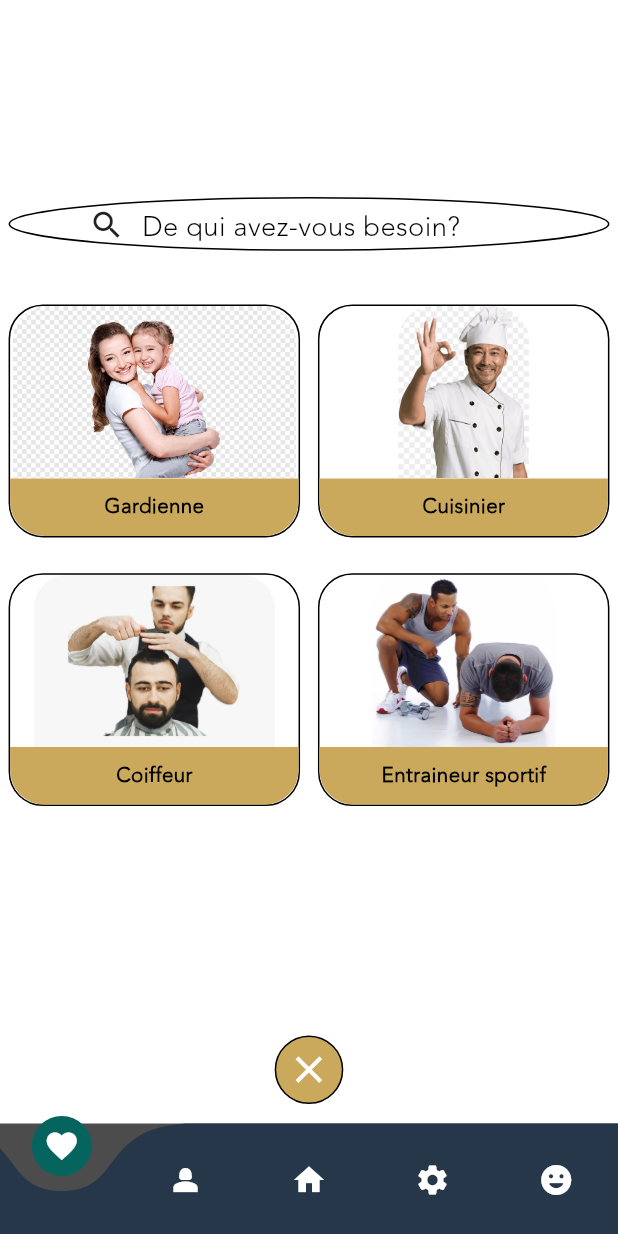
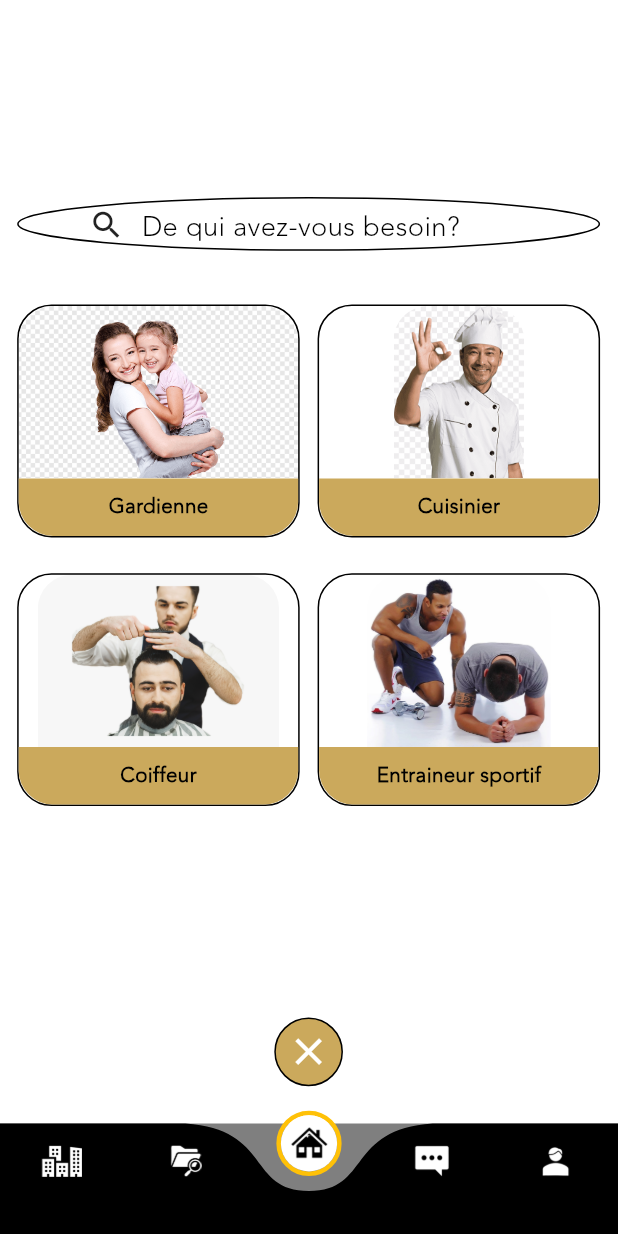
Before and after one commit to maazkhurshid60/bips-app, a Flutter app: the DashboardView screen opened directly, after a tap on "De qui avez-vous besoin?", on a phone screen of 412 x 824 dp. Run offline on Flutter 3.47's test engine with Material 3 defaults, Android fonts, the phone set to English and light mode, and no system bars; drawn by our look-alikes of curved_navigation_bar; our stand-ins replace flutter_screenutil, get.

Commit message:
chnages done

```diff
--- a/lib/app/modules/dashboard/controllers/dashboard_controller.dart
+++ b/lib/app/modules/dashboard/controllers/dashboard_controller.dart
@@ -6,6 +6,7 @@ import 'package:get/get.dart';
 class DashboardController extends GetxController {
   // -----------dashbboard main section start-----------
   RxInt activePage = 0.obs;
+  RxInt activeBottomIndex = 2.obs;
   // -----------dashbboard main section end-------------
   // -----------Home main section start-----------------
   // -----------Home main section end-------------------
--- a/lib/app/modules/dashboard/views/bonos_view.dart
+++ b/lib/app/modules/dashboard/views/bonos_view.dart
@@ -12,7 +12,7 @@ class BonosView extends GetView<DashboardController> {
   @override
   Widget build(BuildContext context) {
     return Container(
-      padding: EdgeInsets.symmetric(horizontal: 5.w, vertical: 5.h),
+      padding: EdgeInsets.only(left: 10.w,right:10.h, top: 10.h, bottom:20.h),
       child:  Column(
         mainAxisAlignment: MainAxisAlignment.spaceBetween,
         crossAxisAlignment: CrossAxisAlignment.center,
--- a/lib/app/modules/dashboard/views/cashprice_view.dart
+++ b/lib/app/modules/dashboard/views/cashprice_view.dart
@@ -12,7 +12,7 @@ class CashPriceView extends GetView<DashboardController> {
   @override
   Widget build(BuildContext context) {
     return Container(
-      padding: EdgeInsets.symmetric(horizontal: 10.w, vertical: 10.h),
+      padding: EdgeInsets.only(left: 10.w,right:10.h, top: 10.h, bottom:20.h),
       child: Column(
         children: [
           SizedBox(height: 50.h),
--- a/lib/app/modules/dashboard/views/credibility_view.dart
+++ b/lib/app/modules/dashboard/views/credibility_view.dart
@@ -12,7 +12,7 @@ class CredibilityView extends GetView<DashboardController> {
   @override
   Widget build(BuildContext context) {
     return Container(
-      padding: EdgeInsets.symmetric(horizontal: 10.w, vertical: 5.h),
+      padding: EdgeInsets.only(left: 10.w,right:10.h, top: 10.h, bottom:20.h),
       child:  Column(
         children: [
           SizedBox(height: 50.h),
--- a/lib/app/modules/dashboard/views/dashboard_view.dart
+++ b/lib/app/modules/dashboard/views/dashboard_view.dart
@@ -1,7 +1,8 @@
 
 import 'package:bips_app/app/modules/dashboard/views/home_sub_view.dart';
-import 'package:curved_navigation_bar/curved_navigation_bar.dart';
+import 'package:bips_app/app/widgets/custom_bottom_nav_bar.dart';
 import 'package:flutter/material.dart';
+import 'package:flutter_screenutil/flutter_screenutil.dart';
 import 'package:get/get.dart';
 
 import '../controllers/dashboard_controller.dart';
@@ -10,27 +11,30 @@ class DashboardView extends GetView<DashboardController> {
   const DashboardView({super.key});
   @override
   Widget build(BuildContext context) {
-    return Scaffold(
+    return Obx(() =>  Scaffold(
       backgroundColor: Colors.white,
       resizeToAvoidBottomInset: false,
-      bottomNavigationBar: CurvedNavigationBar(
+      bottomNavigationBar: CustomCurvedNavigationBar(
 
-        buttonBackgroundColor: const Color.fromARGB(255, 6, 100, 94),
-     color: const Color(0xff263749),
-    backgroundColor: Colors.black.withOpacity(0.7),
-  index: 2,
-    items: const <Widget>[
-      Icon(Icons.favorite, color: Colors.white),
-      Icon(Icons.person_2, color: Colors.white),
-      Icon(Icons.home, color: Colors.white),
-      Icon(Icons.settings, color: Colors.white),
-      Icon(Icons.tag_faces_rounded, color: Colors.white),
+        buttonBackgroundColor:Colors.white,
+     color: Colors.black,
+    backgroundColor: Colors.black.withOpacity(0.5),
+
+  index: controller.activeBottomIndex.value,
+    items:  <Widget>[
+      Image.asset("assets/images/chart.png",color:controller.activeBottomIndex.value==0? null: Colors.white, height: 18.h),
+      Image.asset("assets/images/folder.png",color:controller.activeBottomIndex.value==1? null:  Colors.white, height: 18.h),
+      Image.asset("assets/images/home.png",color:controller.activeBottomIndex.value==2? null: Colors.white, height: 18.h),
+      Image.asset("assets/images/messages.png",color:controller.activeBottomIndex.value==3? null: Colors.white, height: 18.h),
+      Image.asset("assets/images/user.png",color:controller.activeBottomIndex.value==4? null: Colors.white, height: 18.h),
+
     ],
     onTap: (index){
+      controller.activeBottomIndex.value = index;
 
     },
   ),
       body: const HomeSubViewss()
-    );
+    ));
   }
 }
--- a/lib/app/modules/dashboard/views/home_sub_view.dart
+++ b/lib/app/modules/dashboard/views/home_sub_view.dart
@@ -18,23 +18,23 @@ class HomeSubViewss extends GetView<DashboardController> {
   Widget build(BuildContext context) {
     return Obx(() {
      if (controller.activePage.value == 1) {
-        return const Expanded(child: SearchView());
+        return const SearchView();
       } else if (controller.activePage.value == 2) {
-        return const Expanded(child: NotifcationView());
+        return const NotifcationView();
       } else if (controller.activePage.value == 3) {
-        return const Expanded(child: BonosView());
+        return const BonosView();
       } else if (controller.activePage.value == 4) {
-        return const Expanded(child: CashPriceView());
+        return const CashPriceView();
       } else if (controller.activePage.value == 5) {
-        return const Expanded(child: LocationView());
+        return const LocationView();
       } else if (controller.activePage.value == 6) {
-        return const Expanded(child: MoreOptionView());
+        return const MoreOptionView();
       } else if (controller.activePage.value == 7) {
-        return const Expanded(child: SwitcherView());
+        return const SwitcherView();
       } else if (controller.activePage.value == 8) {
-        return const Expanded(child: CredibilityView());
+        return const CredibilityView();
       } else {
-        return const Expanded(child: HomeView());
+        return const HomeView();
       }
     });
   }
--- a/lib/app/modules/dashboard/views/home_view.dart
+++ b/lib/app/modules/dashboard/views/home_view.dart
@@ -12,7 +12,7 @@ class HomeView extends GetView<DashboardController> {
   Widget build(BuildContext context) {
     return Container(
       height: double.infinity,
-      padding: EdgeInsets.only(top: 40.h),
+      padding: EdgeInsets.only(top: 45.h, right: 5.w),
       decoration: const BoxDecoration(
           color: Colors.black,
           image: DecorationImage(
@@ -101,7 +101,7 @@ class HomeView extends GetView<DashboardController> {
                 ),
                 const Spacer(),
                 Padding(
-                  padding: EdgeInsets.only(bottom: 15.h, right: 8.w),
+                  padding: EdgeInsets.only(bottom: 15.h, right: 5.w),
                   child: Column(
                     children: [
                       GestureDetector(
--- a/lib/app/modules/dashboard/views/location_view.dart
+++ b/lib/app/modules/dashboard/views/location_view.dart
@@ -11,7 +11,7 @@ class LocationView extends GetView<DashboardController> {
   @override
   Widget build(BuildContext context) {
     return Container(
-      padding: EdgeInsets.symmetric(horizontal: 5.w, vertical: 5.h),
+      padding: EdgeInsets.only(left: 10.w,right:10.h, top: 10.h, bottom:20.h),
       child: Column(
         children: [
           SizedBox(height: 45.h),
--- a/lib/app/modules/dashboard/views/more_option_view.dart
+++ b/lib/app/modules/dashboard/views/more_option_view.dart
@@ -12,7 +12,7 @@ class MoreOptionView extends GetView<DashboardController> {
   @override
   Widget build(BuildContext context) {
     return Container(
-      padding: EdgeInsets.symmetric(horizontal: 10.w, vertical: 20.h),
+      padding: EdgeInsets.only(left: 10.w,right:10.h, top: 10.h, bottom:20.h),
       child: Column(
         mainAxisAlignment: MainAxisAlignment.spaceBetween,
         children: [
@@ -20,7 +20,7 @@ class MoreOptionView extends GetView<DashboardController> {
               height: 200.h,
               child: Column(
                 children: [
-                  SizedBox(height: 30.h),
+                  SizedBox(height: 50.h),
                   Row(
                     mainAxisAlignment: MainAxisAlignment.spaceBetween,
                     crossAxisAlignment: CrossAxisAlignment.center,
--- a/lib/app/modules/dashboard/views/notification_view.dart
+++ b/lib/app/modules/dashboard/views/notification_view.dart
@@ -12,7 +12,7 @@ class NotifcationView extends GetView<DashboardController> {
   @override
   Widget build(BuildContext context) {
     return Container(
-      padding: EdgeInsets.symmetric(horizontal: 5.w, vertical: 10.h),
+      padding: EdgeInsets.only(left: 5.w,right:5.w, top: 15.h, bottom:20.h),
       child: Column(
         children: [
           SizedBox(height: 30.h),
--- a/lib/app/modules/dashboard/views/search_view.dart
+++ b/lib/app/modules/dashboard/views/search_view.dart
@@ -13,7 +13,7 @@ class SearchView extends GetView<DashboardController> {
     return Scaffold(
       backgroundColor: Colors.white,
       body: Container(
-        padding: EdgeInsets.symmetric(vertical:  10.h, horizontal: 5.w),
+        padding: EdgeInsets.only(left: 10.w,right:10.h, top: 10.h, bottom:20.h),
         height: double.infinity,
         child: Column(
           mainAxisAlignment: MainAxisAlignment.center,
--- a/lib/app/modules/dashboard/views/switcher_view.dart
+++ b/lib/app/modules/dashboard/views/switcher_view.dart
@@ -12,7 +12,7 @@ class SwitcherView extends GetView<DashboardController> {
   @override
   Widget build(BuildContext context) {
     return Container(
-      padding: EdgeInsets.symmetric(horizontal: 10.w, vertical: 5.h),
+      padding: EdgeInsets.only(left: 10.w,right:10.h, top: 10.h, bottom:20.h),
       child: Column(
         children: [
           SizedBox(height: 50.h),
--- a/lib/app/modules/splash/views/splash_view.dart
+++ b/lib/app/modules/splash/views/splash_view.dart
@@ -42,7 +42,7 @@ class Text1Widget extends StatelessWidget {
       crossAxisAlignment: CrossAxisAlignment.center,
       children: [
 
-        Text("Bienvenue!", style: AppTextStyle.slogenTextStyleGeneral.copyWith(fontSize: 50.sp))
+        Text("Bienvenue!", style: AppTextStyle.slogenTextStyleGeneral.copyWith(fontSize: 60.sp))
       ],
     );
   }
--- /dev/null
+++ b/lib/app/widgets/custom_bottom_nav_bar.dart
@@ -0,0 +1,219 @@
+import 'dart:math';
+
+import 'package:bips_app/app/widgets/custom_cliper.dart';
+import 'package:bips_app/app/widgets/custom_nav_painter.dart';
+import 'package:bips_app/app/widgets/custom_navbar_button.dart';
+import 'package:flutter/material.dart';
+
+
+
+typedef _LetIndexPage = bool Function(int value);
+
+class CustomCurvedNavigationBar extends StatefulWidget {
+  final List<Widget> items;
+  final int index;
+  final Color color;
+  final Color? buttonBackgroundColor;
+  final Color backgroundColor;
+  final ValueChanged<int>? onTap;
+  final _LetIndexPage letIndexChange;
+  final Curve animationCurve;
+  final Duration animationDuration;
+  final double height;
+  final double? maxWidth;
+
+  CustomCurvedNavigationBar({
+    super.key,
+    required this.items,
+    this.index = 0,
+    this.color = Colors.white,
+    this.buttonBackgroundColor,
+    this.backgroundColor = Colors.blueAccent,
+    this.onTap,
+    _LetIndexPage? letIndexChange,
+    this.animationCurve = Curves.easeOut,
+    this.animationDuration = const Duration(milliseconds: 600),
+    this.height = 75.0,
+    this.maxWidth,
+  })  : letIndexChange = letIndexChange ?? ((_) => true),
+        assert(items.isNotEmpty),
+        assert(0 <= index && index < items.length),
+        assert(0 <= height && height <= 75.0),
+        assert(maxWidth == null || 0 <= maxWidth);
+
+  @override
+  CustomCurvedNavigationBarState createState() => CustomCurvedNavigationBarState();
+}
+
+class CustomCurvedNavigationBarState extends State<CustomCurvedNavigationBar>
+    with SingleTickerProviderStateMixin {
+  late double _startingPos;
+  late int _endingIndex;
+  late double _pos;
+  double _buttonHide = 0;
+  late Widget _icon;
+  late AnimationController _animationController;
+  late int _length;
+
+  @override
+  void initState() {
+    super.initState();
+    _icon = widget.items[widget.index];
+    _length = widget.items.length;
+    _pos = widget.index / _length;
+    _startingPos = widget.index / _length;
+    _endingIndex = widget.index;
+    _animationController = AnimationController(vsync: this, value: _pos);
+    _animationController.addListener(() {
+      setState(() {
+        _pos = _animationController.value;
+        final endingPos = _endingIndex / widget.items.length;
+        final middle = (endingPos + _startingPos) / 2;
+        if ((endingPos - _pos).abs() < (_startingPos - _pos).abs()) {
+          _icon = widget.items[_endingIndex];
+        }
+        _buttonHide =
+            (1 - ((middle - _pos) / (_startingPos - middle)).abs()).abs();
+      });
+    });
+  }
+
+  @override
+  void didUpdateWidget(CustomCurvedNavigationBar oldWidget) {
+    super.didUpdateWidget(oldWidget);
+    if (oldWidget.index != widget.index) {
+      final newPosition = widget.index / _length;
+      _startingPos = _pos;
+      _endingIndex = widget.index;
+      _animationController.animateTo(newPosition,
+          duration: widget.animationDuration, curve: widget.animationCurve);
+    }
+    if (!_animationController.isAnimating) {
+      _icon = widget.items[_endingIndex];
+    }
+  }
+
+  @override
+  void dispose() {
+    _animationController.dispose();
+    super.dispose();
+  }
+
+  @override
+  Widget build(BuildContext context) {
+    final textDirection = Directionality.of(context);
+    return SizedBox(
+      height: widget.height,
+      child: LayoutBuilder(
+        builder: (context, constraints) {
+          final maxWidth = min(
+              constraints.maxWidth, widget.maxWidth ?? constraints.maxWidth);
+          return Align(
+            alignment: textDirection == TextDirection.ltr
+                ? Alignment.bottomLeft
+                : Alignment.bottomRight,
+            child: Container(
+              color: widget.backgroundColor,
+              width: maxWidth,
+              child: ClipRect(
+                clipper: CustomNavCustomClipper(
+                  deviceHeight: MediaQuery.sizeOf(context).height,
+                ),
+                child: Stack(
+                  clipBehavior: Clip.none,
+                  alignment: Alignment.bottomCenter,
+                  children: <Widget>[
+                    Positioned(
+                      bottom: -40 - (75.0 - widget.height),
+                      left: textDirection == TextDirection.rtl
+                          ? null
+                          : _pos * maxWidth,
+                      right: textDirection == TextDirection.rtl
+                          ? _pos * maxWidth
+                          : null,
+                      width: maxWidth / _length,
+                      child: Center(
+                        child: Transform.translate(
+                          offset: Offset(
+                            0,
+                            -(1 - _buttonHide) * 80,
+                          ),
+                          child: Container(
+                            decoration: BoxDecoration(
+                              border: Border.all(color: Colors.amber, width: 3),
+                              shape: BoxShape.circle
+                            ),
+                            child: Material(
+                              color: widget.buttonBackgroundColor ?? widget.color,
+                              type: MaterialType.circle,
+
+
+                              child: Padding(
+                                padding: const EdgeInsets.all(8.0),
+                                child: _icon,
+                              ),
+                            ),
+                          ),
+                        ),
+                      ),
+                    ),
+                    Positioned(
+                      left: 0,
+                      right: 0,
+                      bottom: 0 - (75.0 - widget.height),
+                      child: CustomPaint(
+                        painter: CustomNavPainter(
+                            _pos, _length, widget.color, textDirection),
+                        child: Container(
+                          height: 75.0,
+
+                        ),
+                      ),
+                    ),
+                    Positioned(
+                      left: 0,
+                      right: 0,
+                      bottom: 0 - (75.0 - widget.height),
+                      child: SizedBox(
+                          height: 100.0,
+                          child: Row(
+                              children: widget.items.map((item) {
+                            return CustomNavButton(
+                              onTap: _buttonTap,
+                              position: _pos,
+                              length: _length,
+                              index: widget.items.indexOf(item),
+                              child: Center(child: item),
+                            );
+                          }).toList())),
+                    ),
+                  ],
+                ),
+              ),
+            ),
+          );
+        },
+      ),
+    );
+  }
+
+  void setPage(int index) {
+    _buttonTap(index);
+  }
+
+  void _buttonTap(int index) {
+    if (!widget.letIndexChange(index) || _animationController.isAnimating) {
+      return;
+    }
+    if (widget.onTap != null) {
+      widget.onTap!(index);
+    }
+    final newPosition = index / _length;
+    setState(() {
+      _startingPos = _pos;
+      _endingIndex = index;
+      _animationController.animateTo(newPosition,
+          duration: widget.animationDuration, curve: widget.animationCurve);
+    });
+  }
+}
--- /dev/null
+++ b/lib/app/widgets/custom_cliper.dart
@@ -0,0 +1,23 @@
+import 'package:flutter/cupertino.dart';
+
+class CustomNavCustomClipper extends CustomClipper<Rect> {
+  final double deviceHeight;
+
+  CustomNavCustomClipper({required this.deviceHeight});
+
+  @override
+  Rect getClip(Size size) {
+    //Clip only the bottom of the widget
+    return Rect.fromLTWH(
+      0,
+      -deviceHeight + size.height,
+      size.width,
+      deviceHeight,
+    );
+  }
+
+  @override
+  bool shouldReclip(CustomNavCustomClipper oldClipper) {
+    return oldClipper.deviceHeight != deviceHeight;
+  }
+}
--- /dev/null
+++ b/lib/app/widgets/custom_nav_painter.dart
@@ -0,0 +1,53 @@
+import 'package:flutter/material.dart';
+
+class CustomNavPainter extends CustomPainter {
+  late double loc;
+  late double s;
+  Color color;
+  TextDirection textDirection;
+
+  CustomNavPainter(
+      double startingLoc, int itemsLength, this.color, this.textDirection) {
+    final span = 1.0 / itemsLength;
+    s = 0.2;
+    double l = startingLoc + (span - s) / 2;
+    loc = textDirection == TextDirection.rtl ? 0.8 - l : l;
+  }
+
+  @override
+  void paint(Canvas canvas, Size size) {
+    final paint = Paint()
+      ..color = color
+      ..style = PaintingStyle.fill;
+
+    final path = Path()
+      ..moveTo(0, 0)
+      ..lineTo((loc - 0.1) * size.width, 0)
+      ..cubicTo(
+        (loc + s * 0.20) * size.width,
+        size.height * 0.05,
+        loc * size.width,
+        size.height * 0.60,
+        (loc + s * 0.50) * size.width,
+        size.height * 0.60,
+      )
+      ..cubicTo(
+        (loc + s) * size.width,
+        size.height * 0.60,
+        (loc + s - s * 0.20) * size.width,
+        size.height * 0.05,
+        (loc + s + 0.1) * size.width,
+        0,
+      )
+      ..lineTo(size.width, 0)
+      ..lineTo(size.width, size.height)
+      ..lineTo(0, size.height)
+      ..close();
+    canvas.drawPath(path, paint);
+  }
+
+  @override
+  bool shouldRepaint(CustomPainter oldDelegate) {
+    return this != oldDelegate;
+  }
+}
--- /dev/null
+++ b/lib/app/widgets/custom_navbar_button.dart
@@ -0,0 +1,42 @@
+import 'package:flutter/material.dart';
+
+class CustomNavButton extends StatelessWidget {
+  final double position;
+  final int length;
+  final int index;
+  final ValueChanged<int> onTap;
+  final Widget child;
+
+  const CustomNavButton({super.key,
+    required this.onTap,
+    required this.position,
+    required this.length,
+    required this.index,
+    required this.child,
+  });
+
+  @override
+  Widget build(BuildContext context) {
+    final desiredPosition = 1.0 / length * index;
+    final difference = (position - desiredPosition).abs();
+    final verticalAlignment = 1 - length * difference;
+    final opacity = length * difference;
+    return Expanded(
+      child: GestureDetector(
+        behavior: HitTestBehavior.translucent,
+        onTap: () {
+          onTap(index);
+        },
+        child: SizedBox(
+            height: 75.0,
+            child: Transform.translate(
+              offset: Offset(
+                  0, difference < 1.0 / length ? verticalAlignment * 40 : 0),
+              child: Opacity(
+                  opacity: difference < 1.0 / length * 0.99 ? opacity : 1.0,
+                  child: child),
+            )),
+      ),
+    );
+  }
+}
--- a/lib/main.dart
+++ b/lib/main.dart
@@ -1,14 +1,10 @@
 import 'package:bips_app/all_binding.dart';
 import 'package:bips_app/app/modules/splash/views/splash_view.dart';
 import 'package:flutter/material.dart';
-import 'package:flutter/services.dart';
 import 'package:flutter_screenutil/flutter_screenutil.dart';
 import 'package:get/get.dart';
 
 void main() {
-  const SystemUiOverlayStyle(
-
-  );
   runApp(const MyApp());
 }
 
--- a/pubspec.yaml
+++ b/pubspec.yaml
@@ -38,7 +38,7 @@ dependencies:
   get: ^4.6.6
   flutter_screenutil: ^5.9.3
   flutter_svg: ^2.0.10+1
-  curved_navigation_bar: ^1.0.6
+
 
 
 dev_dependencies:
```
Also changed, not shown: pubspec.lock.
